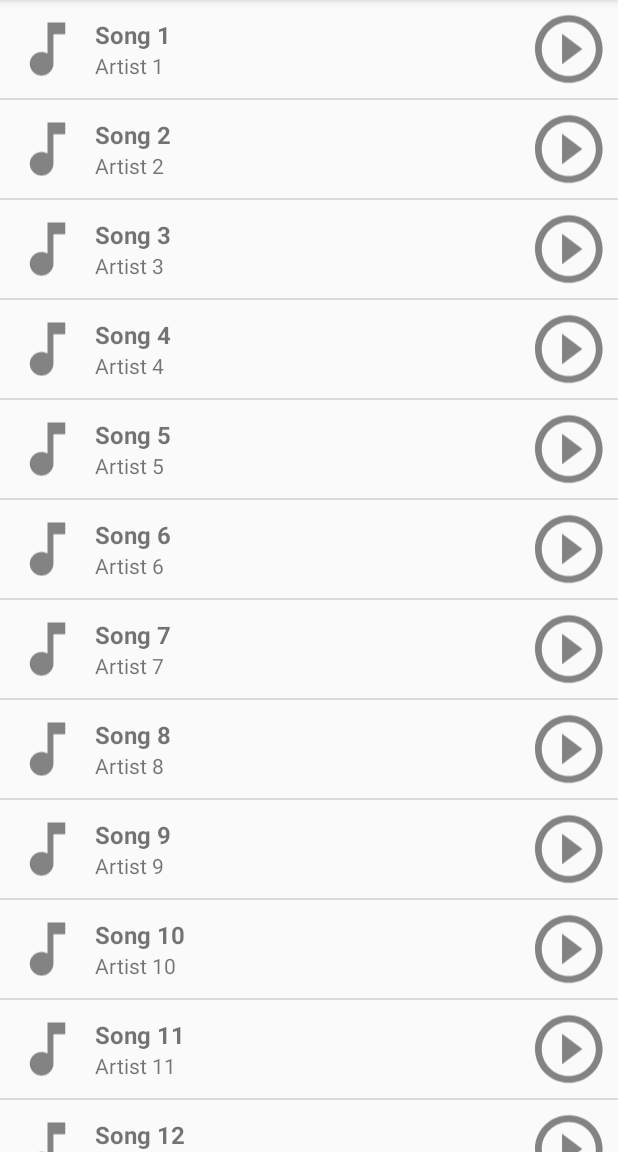
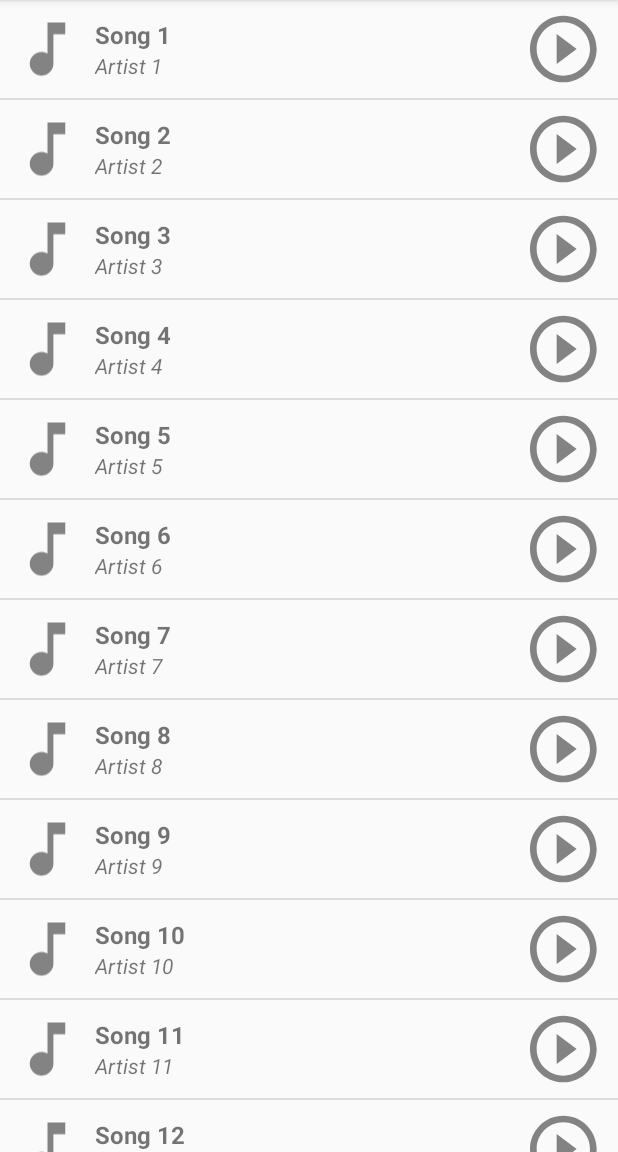
Before and after one commit to diederikdeneef/Music_Player, an Android app: the screen it shows after launch (MainActivity), on a phone screen of 412 x 824 dp, the part 84-1236 px from its top. Run offline under Robolectric (Android 15) with nearby library versions, the phone set to English and light mode, and no system bars.

Commit message:
style: Add text style in style.xml

```diff
--- a/app/src/main/java/com/example/android/musicplayer/SongDetails.java
+++ b/app/src/main/java/com/example/android/musicplayer/SongDetails.java
@@ -14,10 +14,10 @@ public class SongDetails {
     /**
      * Constructor --> create new song details object
      *
-     * @param songTitle: title of the song
+     * @param songTitle:  title of the song
      * @param artistName: name of the artist
      */
-    public SongDetails (String songTitle, String artistName, String albumName) {
+    public SongDetails(String songTitle, String artistName, String albumName) {
         mSongTitle = songTitle;
         mArtistName = artistName;
         mAlbumName = albumName;
--- a/app/src/main/java/com/example/android/musicplayer/SongDetailsActivity.java
+++ b/app/src/main/java/com/example/android/musicplayer/SongDetailsActivity.java
@@ -34,7 +34,6 @@ public class SongDetailsActivity extends AppCompatActivity {
         homeIcon.setOnClickListener(new View.OnClickListener() {
             @Override
             public void onClick(View view) {
-                //Toast.makeText(SongDetailsActivity.this, "You clicked the home icon", Toast.LENGTH_SHORT).show();
                 Intent homeIntent = new Intent(getApplicationContext(), MainActivity.class);
                 startActivity(homeIntent);
             }
@@ -45,7 +44,7 @@ public class SongDetailsActivity extends AppCompatActivity {
         basketIcon.setOnClickListener(new View.OnClickListener() {
             @Override
             public void onClick(View view) {
-                Toast.makeText(SongDetailsActivity.this, "You clicked the add to basket icon", Toast.LENGTH_SHORT).show();
+                Toast.makeText(SongDetailsActivity.this, "Shopping basket functionality not available at this time", Toast.LENGTH_SHORT).show();
             }
         });
 
@@ -54,7 +53,7 @@ public class SongDetailsActivity extends AppCompatActivity {
         queIcon.setOnClickListener(new View.OnClickListener() {
             @Override
             public void onClick(View view) {
-                Toast.makeText(SongDetailsActivity.this, "You clicked the add to que icon", Toast.LENGTH_SHORT).show();
+                Toast.makeText(SongDetailsActivity.this, "Add to que functionality not available at this time", Toast.LENGTH_SHORT).show();
             }
         });
 
@@ -63,7 +62,6 @@ public class SongDetailsActivity extends AppCompatActivity {
         playIcon.setOnClickListener(new View.OnClickListener() {
             @Override
             public void onClick(View view) {
-                Toast.makeText(SongDetailsActivity.this, "You clicked the play now icon", Toast.LENGTH_SHORT).show();
                 Intent nowPlayingIntent = new Intent(getApplicationContext(), NowPlaying.class);
                 nowPlayingIntent.putExtra("songTitle", songTitle);
                 nowPlayingIntent.putExtra("artistName", artistName);
--- a/app/src/main/res/layout/now_playing.xml
+++ b/app/src/main/res/layout/now_playing.xml
@@ -21,6 +21,8 @@
         android:id="@+id/home_button_now_playing"
         android:layout_width="wrap_content"
         android:layout_height="wrap_content"
+        android:layout_marginTop="4dp"
+        android:layout_marginRight="4dp"
         android:padding="8dp"
         android:src="@drawable/ic_action_home"
         app:layout_constraintBottom_toBottomOf="parent"
@@ -109,6 +111,4 @@
         app:layout_constraintTop_toBottomOf="@id/play_button_now_playing"
         app:layout_constraintVertical_weight="1" />
 
-
-
 </androidx.constraintlayout.widget.ConstraintLayout>
--- a/app/src/main/res/layout/song_details.xml
+++ b/app/src/main/res/layout/song_details.xml
@@ -16,6 +16,7 @@
 
     <TextView
         android:id="@+id/song_title_song_details"
+        style="@style/SongTitle"
         android:layout_width="match_parent"
         android:layout_height="wrap_content"
         android:gravity="center"
@@ -28,6 +29,7 @@
 
     <TextView
         android:id="@+id/artist_name_song_details"
+        style="@style/ArtistName"
         android:layout_width="match_parent"
         android:layout_height="wrap_content"
         android:gravity="center"
@@ -40,6 +42,7 @@
 
     <TextView
         android:id="@+id/album_name_song_details"
+        style="@style/AlbumName"
         android:layout_width="match_parent"
         android:layout_height="wrap_content"
         android:gravity="center"
@@ -55,6 +58,8 @@
         android:id="@+id/home_button"
         android:layout_width="wrap_content"
         android:layout_height="wrap_content"
+        android:layout_marginTop="4dp"
+        android:layout_marginRight="4dp"
         android:padding="8dp"
         android:src="@drawable/ic_action_home"
         app:layout_constraintBottom_toTopOf="@id/add_to_basket"
--- a/app/src/main/res/layout/song_item.xml
+++ b/app/src/main/res/layout/song_item.xml
@@ -19,15 +19,14 @@
 
     <TextView
         android:id="@+id/song_title_textView"
+        style="@style/SongTitle"
         android:layout_width="0dp"
         android:layout_height="wrap_content"
-        android:gravity="center_vertical"
-        android:text="Song title"
-        android:textSize="16sp"
-        android:textStyle="bold"
         android:layout_marginLeft="8dp"
         android:layout_marginRight="8dp"
+        android:gravity="center_vertical"
         android:paddingTop="4dp"
+        android:text="Song title"
         app:layout_constraintBottom_toTopOf="@id/artist_name_textView"
         app:layout_constraintEnd_toStartOf="@id/play_button"
         app:layout_constraintHorizontal_weight="6"
@@ -36,26 +35,26 @@
 
     <TextView
         android:id="@+id/artist_name_textView"
+        style="@style/ArtistName"
         android:layout_width="0dp"
         android:layout_height="wrap_content"
         android:layout_gravity="center_vertical"
-        android:text="Artist"
-        android:paddingBottom="4dp"
         android:layout_marginLeft="8dp"
         android:layout_marginRight="8dp"
+        android:paddingBottom="4dp"
+        android:text="Artist"
         app:layout_constraintBottom_toBottomOf="parent"
         app:layout_constraintEnd_toStartOf="@id/play_button"
         app:layout_constraintHorizontal_weight="6"
         app:layout_constraintStart_toEndOf="@id/album_art_song_item"
         app:layout_constraintTop_toBottomOf="@id/song_title_textView" />
 
-
     <ImageView
         android:id="@+id/play_button"
         android:layout_width="0dp"
         android:layout_height="0dp"
+        android:layout_marginRight="4dp"
         android:scaleType="fitCenter"
-        android:padding="0dp"
         android:src="@drawable/ic_action_play_outline"
         app:layout_constraintBottom_toBottomOf="parent"
         app:layout_constraintEnd_toEndOf="parent"
@@ -63,5 +62,4 @@
         app:layout_constraintStart_toEndOf="@id/song_title_textView"
         app:layout_constraintTop_toTopOf="parent" />
 
-
 </androidx.constraintlayout.widget.ConstraintLayout>
--- a/app/src/main/res/values/styles.xml
+++ b/app/src/main/res/values/styles.xml
@@ -7,4 +7,19 @@
         <item name="colorAccent">@color/colorAccent</item>
     </style>
 
+    <style name="SongTitle">
+        <item name="android:textSize">16sp</item>
+        <item name="android:textStyle">bold</item>
+    </style>
+
+    <style name="ArtistName">
+        <item name="android:textSize">14sp</item>
+        <item name="android:textStyle">italic</item>
+    </style>
+
+    <style name="AlbumName">
+        <item name="android:textSize">14sp</item>
+    </style>
+
+
 </resources>
```
